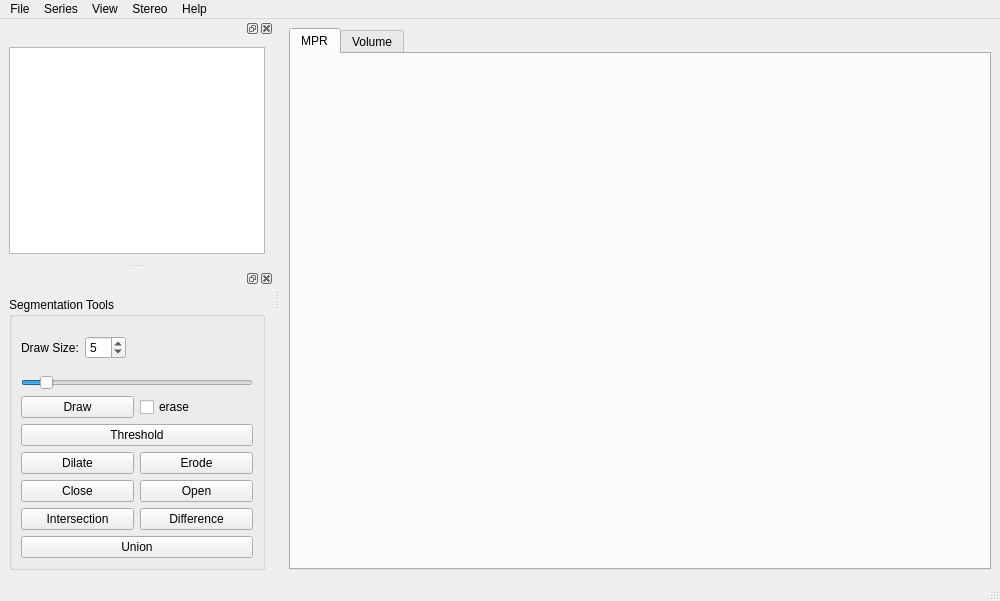
Old version of the form MainWindow.ui in the repository hmeyer/perfusionkit.
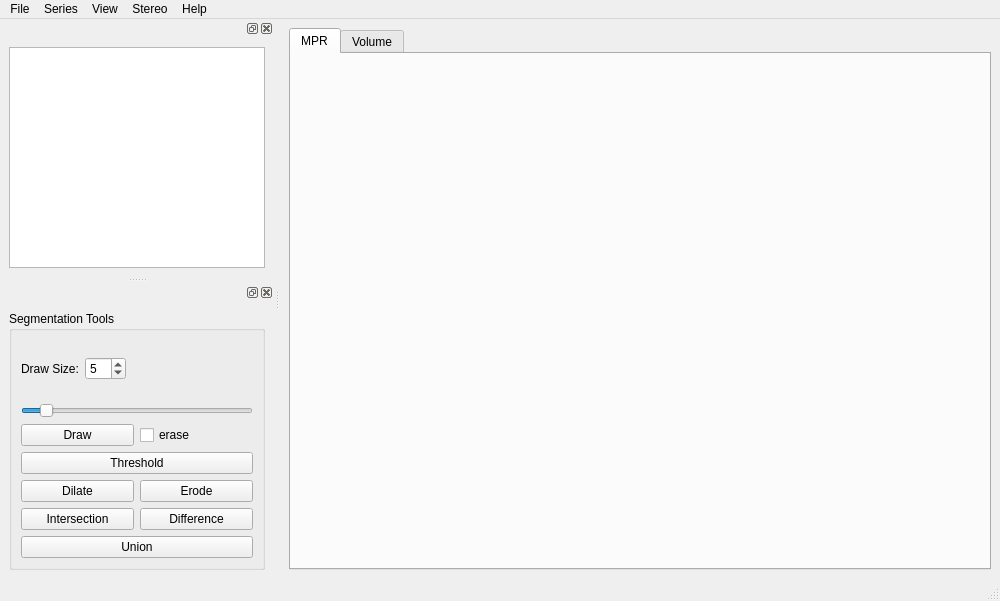
New version of the form. Custom widgets are drawn as their Qt base class.

```diff
--- a/MainWindow.ui
+++ b/MainWindow.ui
@@ -265,26 +265,6 @@
          </widget>
         </item>
         <item row="6" column="0">
-         <widget class="QPushButton" name="buttonClose">
-          <property name="enabled">
-           <bool>true</bool>
-          </property>
-          <property name="text">
-           <string>Close</string>
-          </property>
-         </widget>
-        </item>
-        <item row="6" column="1">
-         <widget class="QPushButton" name="buttonOpen">
-          <property name="enabled">
-           <bool>true</bool>
-          </property>
-          <property name="text">
-           <string>Open</string>
-          </property>
-         </widget>
-        </item>
-        <item row="7" column="0">
          <widget class="QPushButton" name="buttonIntersection">
           <property name="enabled">
            <bool>true</bool>
@@ -294,7 +274,7 @@
           </property>
          </widget>
         </item>
-        <item row="7" column="1">
+        <item row="6" column="1">
          <widget class="QPushButton" name="buttonDifference">
           <property name="enabled">
            <bool>true</bool>
@@ -328,7 +308,7 @@
           </property>
          </widget>
         </item>
-        <item row="8" column="0" colspan="2">
+        <item row="7" column="0" colspan="2">
          <widget class="QPushButton" name="buttonUnion">
           <property name="enabled">
            <bool>true</bool>
```
